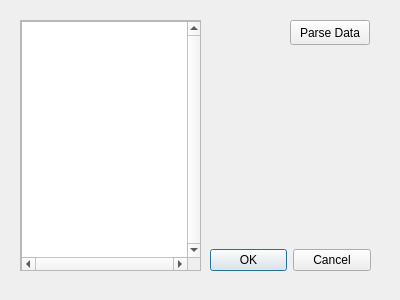
Old version of the form parserdialog.ui in the repository skullanbones/ts-analyzer.
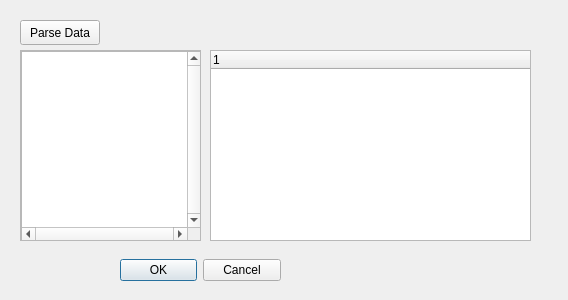
New version of the form.

Commit message: Add QTreeWidget for showing parser results

The edit to the form file:
```diff
--- a/parserdialog.ui
+++ b/parserdialog.ui
@@ -6,7 +6,7 @@
    <rect>
     <x>0</x>
     <y>0</y>
-    <width>400</width>
+    <width>568</width>
     <height>300</height>
    </rect>
   </property>
@@ -16,8 +16,8 @@
   <widget class="QDialogButtonBox" name="buttonBox">
    <property name="geometry">
     <rect>
-     <x>210</x>
-     <y>240</y>
+     <x>120</x>
+     <y>250</y>
      <width>161</width>
      <height>41</height>
     </rect>
@@ -32,7 +32,7 @@
   <widget class="QPushButton" name="parseButton">
    <property name="geometry">
     <rect>
-     <x>290</x>
+     <x>20</x>
      <y>20</y>
      <width>80</width>
      <height>25</height>
@@ -46,9 +46,9 @@
    <property name="geometry">
     <rect>
      <x>20</x>
-     <y>20</y>
+     <y>50</y>
      <width>181</width>
-     <height>251</height>
+     <height>191</height>
     </rect>
    </property>
    <property name="widgetResizable">
@@ -60,7 +60,7 @@
       <x>0</x>
       <y>0</y>
       <width>179</width>
-      <height>249</height>
+      <height>189</height>
      </rect>
     </property>
     <widget class="QTextBrowser" name="textBrowser">
@@ -69,7 +69,7 @@
        <x>0</x>
        <y>0</y>
        <width>181</width>
-       <height>251</height>
+       <height>191</height>
       </rect>
      </property>
      <property name="verticalScrollBarPolicy">
@@ -84,6 +84,21 @@
     </widget>
    </widget>
   </widget>
+  <widget class="QTreeWidget" name="treeWidget">
+   <property name="geometry">
+    <rect>
+     <x>210</x>
+     <y>50</y>
+     <width>321</width>
+     <height>191</height>
+    </rect>
+   </property>
+   <column>
+    <property name="text">
+     <string notr="true">1</string>
+    </property>
+   </column>
+  </widget>
  </widget>
  <resources/>
  <connections>
```
The commit also changes 3 other files.
